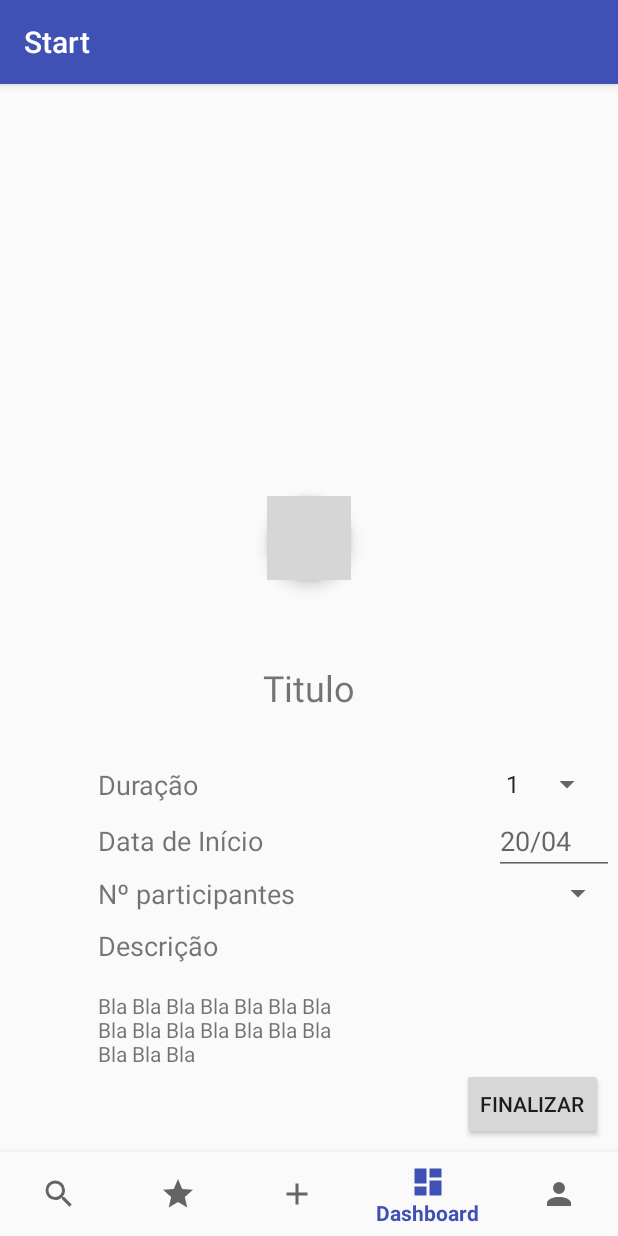
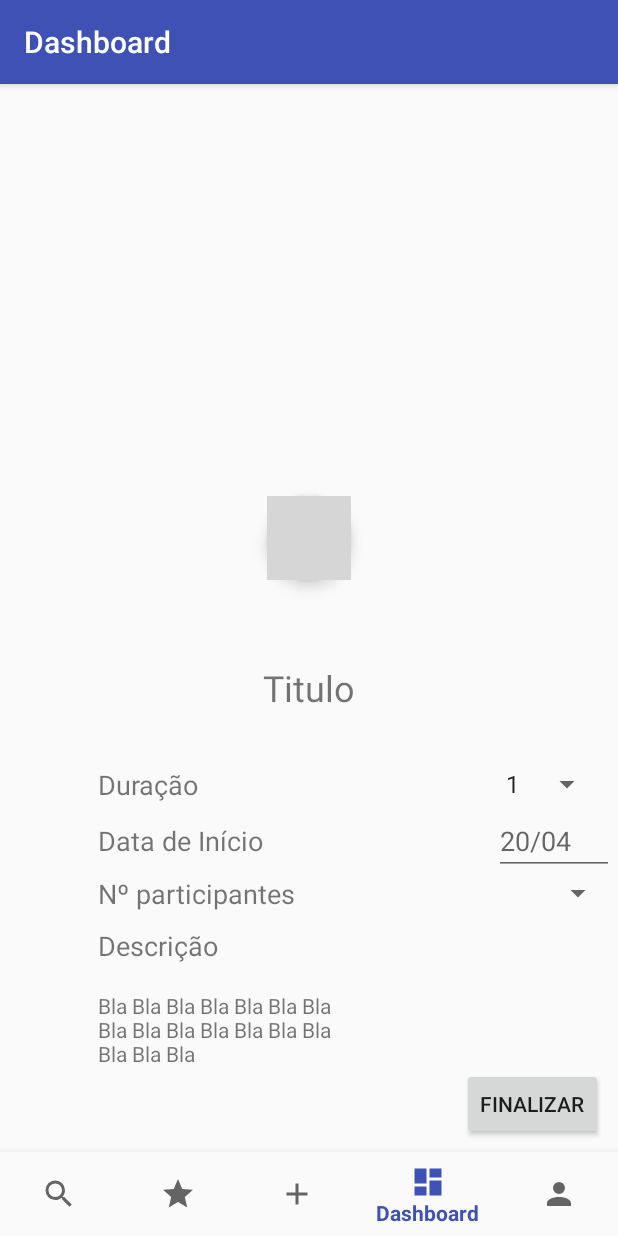
Before and after one commit to edwardcosta/Start, an Android app: the fragment ProfileFragment placed in its activity, item 4 of the bottom bar chosen, on a phone screen of 412 x 824 dp. Run offline under Robolectric (Android 15) with nearby library versions, the phone set to English and light mode, and no system bars; our stand-ins replace Firebase (no records; nobody signed in at launch, a user with empty details on screens opened directly); grey boxes are pictures that could not be loaded.

Commit message:
Tolbar e ver password

```diff
--- a/app/src/main/AndroidManifest.xml
+++ b/app/src/main/AndroidManifest.xml
@@ -32,6 +32,7 @@
         <activity
             android:name=".Screens.Container.MainActivity"
             android:screenOrientation="portrait"
+            android:theme="@style/AppTheme.NoActionBar"
             android:label="@string/app_name"/>
         <activity
             android:name=".Screens.Auth.LoginActivity"
--- a/app/src/main/java/com/android/usuario/start/Screens/Container/MainActivity.java
+++ b/app/src/main/java/com/android/usuario/start/Screens/Container/MainActivity.java
@@ -8,6 +8,7 @@ import android.support.v4.app.Fragment;
 import android.support.v4.app.FragmentManager;
 import android.support.v4.app.FragmentTransaction;
 import android.support.v7.app.AppCompatActivity;
+import android.support.v7.widget.Toolbar;
 import android.view.MenuItem;
 
 import com.android.usuario.start.R;
@@ -19,6 +20,7 @@ import com.android.usuario.start.Screens.Container.Star.FavoriteView;
 public class MainActivity extends AppCompatActivity {
 
     private FragmentManager fragmentManager;
+    private Toolbar toolbar;
 
     private int lastSelected;
 
@@ -45,22 +47,27 @@ public class MainActivity extends AppCompatActivity {
                 case R.id.navigation_search:
                     fragment = new SearchView();
                     fragmentTransaction.add(R.id.content, fragment).commit();
+                    toolbar.setTitle("Search");
                     return true;
                 case R.id.navigation_star:
                     fragment = new FavoriteView();
                     fragmentTransaction.add(R.id.content, fragment).commit();
+                    toolbar.setTitle("Star");
                     return true;
                 case R.id.navigation_create:
                     fragment = new CreateProjectView();
                     fragmentTransaction.add(R.id.content, fragment).commit();
+                    toolbar.setTitle("Create");
                     return true;
                 case R.id.navigation_dashboard:
                     fragment = new CreateProjectView();
                     fragmentTransaction.add(R.id.content, fragment).commit();
+                    toolbar.setTitle("Dashboard");
                     return true;
                 case R.id.navigation_profile:
                     fragment = new ProfileFragment();
                     fragmentTransaction.add(R.id.content, fragment).commit();
+                    toolbar.setTitle("Profile");
                     return true;
             }
             return false;
@@ -73,6 +80,9 @@ public class MainActivity extends AppCompatActivity {
         super.onCreate(savedInstanceState);
         setContentView(R.layout.activity_main);
 
+        toolbar = (Toolbar) findViewById(R.id.toolbar);
+        setSupportActionBar(toolbar);
+
         BottomNavigationView navigation = (BottomNavigationView) findViewById(R.id.navigation);
         navigation.setOnNavigationItemSelectedListener(mOnNavigationItemSelectedListener);
 
--- a/app/src/main/java/com/android/usuario/start/Screens/Container/Profile/ProfileFragment.java
+++ b/app/src/main/java/com/android/usuario/start/Screens/Container/Profile/ProfileFragment.java
@@ -1,12 +1,16 @@
 package com.android.usuario.start.Screens.Container.Profile;
 
+import android.content.Intent;
 import android.support.v4.app.Fragment;
 import android.os.Bundle;
 import android.view.LayoutInflater;
 import android.view.View;
 import android.view.ViewGroup;
+import android.widget.Button;
 
 import com.android.usuario.start.R;
+import com.android.usuario.start.Screens.Auth.LoginActivity;
+import com.google.firebase.auth.FirebaseAuth;
 
 /**
  * Created by tulio on 05/05/2017.
@@ -14,10 +18,27 @@ import com.android.usuario.start.R;
 
 public class ProfileFragment extends Fragment {
 
+    private View parentView;
+
     @Override
     public View onCreateView(LayoutInflater inflater, ViewGroup container,
                              Bundle savedInstanceState) {
         // Inflate the layout for this fragment
-        return inflater.inflate(R.layout.fragment_profile, container, false);
+        parentView = inflater.inflate(R.layout.fragment_profile,container,false);
+
+        Button logout = (Button) parentView.findViewById(R.id.signup_btn_logout);
+
+        logout.setOnClickListener(new View.OnClickListener() {
+            @Override
+            public void onClick(View v) {
+                FirebaseAuth mAuth = FirebaseAuth.getInstance();
+                mAuth.signOut();
+                Intent intent = new Intent(getContext(), LoginActivity.class);
+                getActivity().startActivity(intent);
+                getActivity().finish();
+            }
+        });
+
+        return parentView;
     }
 }
--- a/app/src/main/res/layout/activity_main.xml
+++ b/app/src/main/res/layout/activity_main.xml
@@ -6,6 +6,20 @@
     android:layout_height="match_parent"
     tools:context="com.android.usuario.start.Screens.Container.MainActivity"
     xmlns:tools="http://schemas.android.com/tools">
+
+    <android.support.design.widget.AppBarLayout
+        android:layout_width="match_parent"
+        android:layout_height="wrap_content"
+        android:theme="@style/AppTheme.AppBarOverlay">
+
+        <android.support.v7.widget.Toolbar
+            android:id="@+id/toolbar"
+            android:layout_width="match_parent"
+            android:layout_height="?attr/actionBarSize"
+            android:background="?attr/colorPrimary"
+            app:popupTheme="@style/AppTheme.PopupOverlay">
+        </android.support.v7.widget.Toolbar>
+    </android.support.design.widget.AppBarLayout>
 
     <FrameLayout
         android:id="@+id/content"
--- a/app/src/main/res/layout/activity_user_login.xml
+++ b/app/src/main/res/layout/activity_user_login.xml
@@ -58,8 +58,8 @@
         <android.support.design.widget.TextInputLayout
             android:layout_width="match_parent"
             android:layout_height="wrap_content"
+            app:passwordToggleEnabled="true"
             android:layout_marginTop="8dp"
-            app:passwordToggleEnabled="true"
             android:layout_marginBottom="8dp">
 
             <EditText
--- a/app/src/main/res/layout/activity_user_signup.xml
+++ b/app/src/main/res/layout/activity_user_signup.xml
@@ -1,6 +1,7 @@
 <?xml version="1.0" encoding="utf-8"?>
 <ScrollView
     xmlns:android="http://schemas.android.com/apk/res/android"
+    xmlns:app="http://schemas.android.com/apk/res-auto"
     android:layout_width="fill_parent"
     android:layout_height="fill_parent"
     android:fitsSystemWindows="true">
@@ -36,6 +37,7 @@
         <android.support.design.widget.TextInputLayout
             android:layout_width="match_parent"
             android:layout_height="wrap_content"
+            app:passwordToggleEnabled="true"
             android:layout_marginTop="8dp"
             android:layout_marginBottom="8dp">
             <EditText android:id="@+id/activity_signup_input_password"
@@ -49,8 +51,10 @@
         <android.support.design.widget.TextInputLayout
             android:layout_width="match_parent"
             android:layout_height="wrap_content"
+            app:passwordToggleEnabled="true"
             android:layout_marginTop="8dp"
             android:layout_marginBottom="8dp">
+
             <EditText android:id="@+id/activity_signup_input_retype_password"
                 android:layout_width="match_parent"
                 android:layout_height="wrap_content"
--- a/app/src/main/res/values/styles.xml
+++ b/app/src/main/res/values/styles.xml
@@ -13,6 +13,10 @@
         <item name="windowNoTitle">true</item>
     </style>
 
+    <style name="AppTheme.AppBarOverlay" parent="ThemeOverlay.AppCompat.Dark.ActionBar" />
+
+    <style name="AppTheme.PopupOverlay" parent="ThemeOverlay.AppCompat.Light" />
+
     <!-- Splash -->
     <style name="SplashTheme" parent="Theme.AppCompat.NoActionBar">
         <item name="android:windowBackground">@drawable/splash</item>
```
Also changed, not shown: app/src/main/res/layout/fragment_profile.xml (+7 -0 lines).
